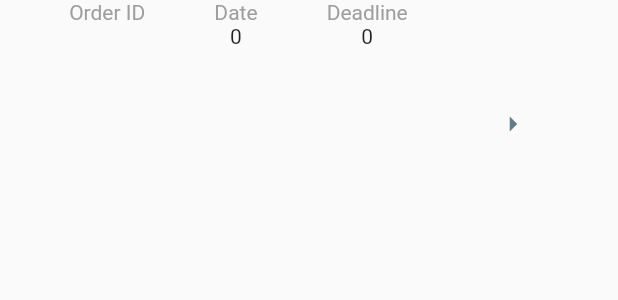
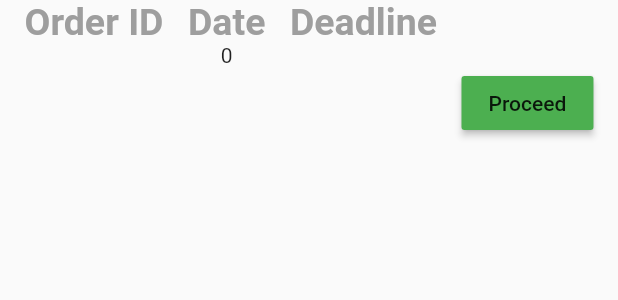
Before and after one commit to gautam-menon/EnvyWeb, a Flutter app: the AcceptedOrderTile widget shown alone on an empty page, opened directly with empty values, on a phone screen of 412 x 824 dp. Shown: the top 300 px of the screen. Run offline on Flutter 3.47's test engine with Material 2 defaults, Android fonts, the phone set to English and light mode, and no system bars; our stand-ins replace cached_network_image, firebase_auth; missing offline and left inert: firebase_auth_web, firebase_core_web, image_picker_web; accounts and stored records are empty; network calls fail.

Commit message:
more changes

```diff
--- a/lib/Screens/Editor/AcceptedOrders.dart
+++ b/lib/Screens/Editor/AcceptedOrders.dart
@@ -48,7 +48,7 @@ class _AcceptedOrdersState extends State<AcceptedOrders> {
                                               ['startTime'],
                                           deadline: snapshot.data[index]
                                               ['endTime'],
-                                          //uid: snapshot.data['editorID']
+                                          uid: widget.uid,
                                         );
                                       },
                                     )
@@ -68,7 +68,7 @@ class _AcceptedOrdersState extends State<AcceptedOrders> {
 class AcceptedOrderTile extends StatelessWidget {
   final String orderId;
   final int date;
-  final int deadline;
+  final deadline;
   final String uid;
 
   const AcceptedOrderTile(
@@ -77,46 +77,50 @@ class AcceptedOrderTile extends StatelessWidget {
   @override
   Widget build(BuildContext context) {
     var screenSize = MediaQuery.of(context).size;
-    return InkWell(
-      onTap: () {
-        Navigator.push(
-            context,
-            MaterialPageRoute(
-                builder: (context) => OrderPage(orderId: orderId)));
-      },
-      child: Container(
-        height: screenSize.height / 5,
+    return Container(
+      height: screenSize.height / 6,
       width: screenSize.width,
       child: Row(
+        crossAxisAlignment: CrossAxisAlignment.center,
         mainAxisAlignment: MainAxisAlignment.spaceEvenly,
         children: [
           Column(children: [
-              Text('Order ID', style: TextStyle(color: Colors.grey)),
+            Text('Order ID',
+                style: TextStyle(
+                    color: Colors.grey,
+                    fontSize: 25,
+                    fontWeight: FontWeight.bold)),
             Text(orderId),
           ]),
           Column(children: [
-              Text('Date', style: TextStyle(color: Colors.grey)),
+            Text('Date',
+                style: TextStyle(
+                    color: Colors.grey,
+                    fontSize: 25,
+                    fontWeight: FontWeight.bold)),
             Text(date.toString()),
           ]),
           Column(children: [
-              Text('Deadline', style: TextStyle(color: Colors.grey)),
+            Text('Deadline',
+                style: TextStyle(
+                    color: Colors.grey,
+                    fontSize: 25,
+                    fontWeight: FontWeight.bold)),
             Text(deadline.toString()),
           ]),
-            IconButton(
-              icon: Icon(Icons.arrow_right),
+          RaisedButton(
+            child: Text('Proceed'),
+            color: Colors.green,
             onPressed: () {
               Navigator.push(
                   context,
                   MaterialPageRoute(
-                        builder: (context) => OrderPage(
-                              orderId: orderId,
-                              uid: uid,
-                            )));
+                      builder: (context) =>
+                          OrderPage(orderId: orderId, uid: uid)));
             },
           )
         ],
       ),
-      ),
     );
   }
 }
--- a/lib/Services/ApiFunctions -Editor.dart
+++ b/lib/Services/ApiFunctions -Editor.dart
@@ -18,9 +18,10 @@ class ApiFunctionsEditors {
       "https://envytestserver.herokuapp.com/EditorPage/GetconfirmedWorkOrders";
 
   Future<bool> orderConfirmation(bool value, String orderID) async {
-    var body = {"confirmation": value.toString(), "orderID": orderID};
+    var body = json.encode({"confirmation": value, "orderID": orderID});
     print(body);
-    var response = await http.post(confirmationUrl, body: body);
+    var response = await http.post(confirmationUrl,
+        body: body, headers: {"Content-Type": "application/json"});
     if (response.statusCode == 200) {
       var data = json.decode(response.body);
       print(data);
```
Also changed, not shown: lib/Screens/Admin/Dashboard.dart (+15 -12 lines), lib/Screens/Editor/Dashboard.dart (+16 -10 lines), 1 other file. Lines whose indentation alone changed are shown as unchanged.
